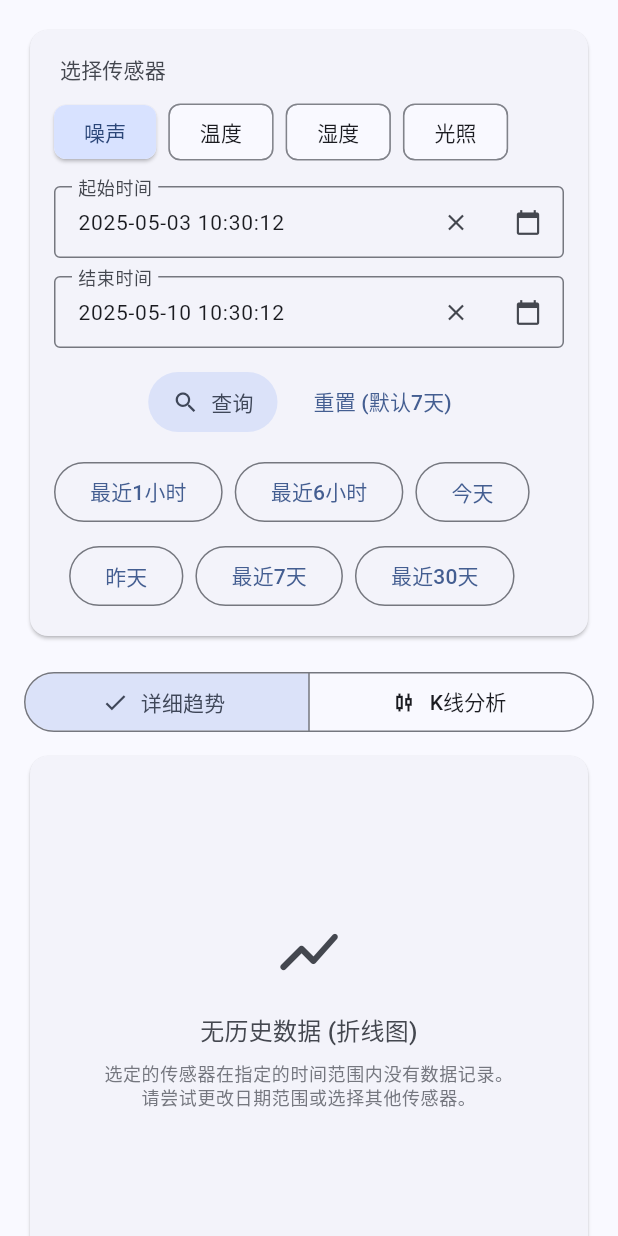
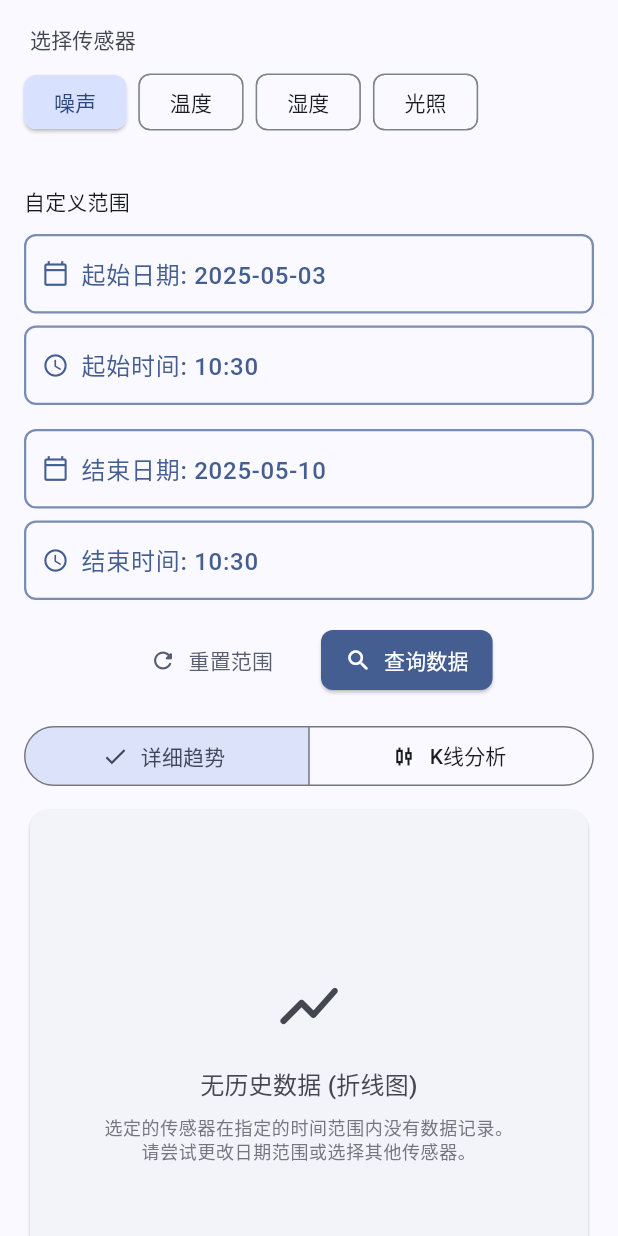
Before and after one commit to Tinnci/upper_flutter, a Flutter app: the HistoryVisualizationScreen widget shown alone on an empty page, opened directly, on a phone screen of 412 x 824 dp. Run offline on Flutter 3.47's test engine with Material 3 defaults, Android fonts, the phone set to English and light mode, and no system bars; drawn by our look-alikes of dynamic_color; our stand-ins replace fl_chart, permission_handler, shared_preferences, sqflite, sqflite_common_ffi; missing offline and left inert: network_info_plus, universal_ble; accounts and stored records are empty.

Commit message:
在历史数据可视化界面中重构日期和时间选择逻辑，新增独立的起始和结束日期/时间选择功能，提升用户体验和界面一致性。同时，优化了日期选择器的验证逻辑，确保选择的时间在合理范围内，增强了错误提示的友好性。移除冗余代码以简化结构，提升可维护性。

```diff
--- a/lib/screens/history_visualization/components/filter_section_widget.dart
+++ b/lib/screens/history_visualization/components/filter_section_widget.dart
@@ -8,14 +8,22 @@ class FilterSectionWidget extends StatelessWidget {
   final List<String> availableSensors;
   final bool isLoading;
   final Duration? activeQuickRangeDuration;
-  final DateFormat dateFormat; // 需要 dateFormat 来格式化
+  final DateFormat dateFormat; // Main format for parsing/storing full DateTime
 
   final void Function(String newSensor) onSensorSelected;
-  final Future<void> Function(BuildContext dialogContext, TextEditingController controller) onSelectDateTimeRequested;
+  // final VoidCallback onSelectDateRangeRequested; // Removed
+  // final void Function(TextEditingController controller) onEditTimeRequested; // Removed
+
+  // New specific callbacks
+  final VoidCallback onSelectStartDate;
+  final VoidCallback onSelectStartTime;
+  final VoidCallback onSelectEndDate;
+  final VoidCallback onSelectEndTime;
+
   final VoidCallback onClearStartDate;
   final VoidCallback onClearEndDate;
   final VoidCallback onLoadData;
-  final VoidCallback onResetDateRange; // 对应 setDefaultDateRange
+  final VoidCallback onResetDateRange;
   final void Function(Duration duration, {bool startOfDay}) onQuickRangeApplied;
 
   const FilterSectionWidget({
@@ -28,7 +36,11 @@ class FilterSectionWidget extends StatelessWidget {
     required this.activeQuickRangeDuration,
     required this.dateFormat,
     required this.onSensorSelected,
-    required this.onSelectDateTimeRequested,
+    // New callbacks
+    required this.onSelectStartDate,
+    required this.onSelectStartTime,
+    required this.onSelectEndDate,
+    required this.onSelectEndTime,
     required this.onClearStartDate,
     required this.onClearEndDate,
     required this.onLoadData,
@@ -36,21 +48,99 @@ class FilterSectionWidget extends StatelessWidget {
     required this.onQuickRangeApplied,
   });
 
+  Widget _buildPickerButton({
+    required BuildContext context,
+    required TextEditingController controller,
+    required String placeholderText,
+    required String valuePrefix,
+    required IconData icon,
+    required VoidCallback onPressed,
+    required String Function(DateTime dt) valueFormatter,
+    required DateFormat fullDateTimeFormat, // For parsing
+    bool isEnabled = true, // General enabled state
+  }) {
+    final theme = Theme.of(context);
+    final colorScheme = theme.colorScheme;
+    final textTheme = theme.textTheme;
+
+    return ValueListenableBuilder<TextEditingValue>(
+      valueListenable: controller,
+      builder: (context, value, child) {
+        final bool hasValue = value.text.isNotEmpty;
+        String buttonText;
+        DateTime? parsedDate;
+
+        if (hasValue) {
+          parsedDate = fullDateTimeFormat.tryParse(value.text);
+          if (parsedDate != null) {
+            buttonText = '$valuePrefix${valueFormatter(parsedDate)}';
+          } else {
+            buttonText = '$valuePrefix(错误)'; // Error in parsing
+          }
+        } else {
+          buttonText = placeholderText;
+        }
+
+        final bool effectivelyEnabled = isEnabled && !isLoading;
+
+        return Row(
+          children: <Widget>[
+            Expanded(
+              child: OutlinedButton.icon(
+                icon: Icon(
+                  icon,
+                  size: 18,
+                  color: effectivelyEnabled && hasValue
+                      ? colorScheme.primary
+                      : colorScheme.onSurfaceVariant.withOpacity(0.7),
+                ),
+                label: Text(
+                  buttonText,
+                  style: textTheme.bodyLarge?.copyWith(
+                    color: effectivelyEnabled && hasValue
+                        ? colorScheme.primary
+                        : colorScheme.onSurfaceVariant,
+                    fontWeight: hasValue ? FontWeight.w500 : FontWeight.normal,
+                  ),
+                  overflow: TextOverflow.ellipsis,
+                ),
+                onPressed: effectivelyEnabled ? onPressed : null,
+                style: OutlinedButton.styleFrom(
+                  padding:
+                      const EdgeInsets.symmetric(horizontal: 12, vertical: 14),
+                  alignment: Alignment.centerLeft,
+                  side: BorderSide(
+                    color: effectivelyEnabled && hasValue
+                        ? colorScheme.primary.withOpacity(0.7)
+                        : colorScheme.outline.withOpacity(0.7),
+                    width: hasValue ? 1.5 : 1.0,
+                  ),
+                  shape: RoundedRectangleBorder(
+                    borderRadius: BorderRadius.circular(8.0),
+                  ),
+                ),
+              ),
+            ),
+          ],
+        );
+      },
+    );
+  }
+
   @override
   Widget build(BuildContext context) {
-    final bool isSmallScreen = MediaQuery.of(context).size.width < 600;
-    final colorScheme = Theme.of(context).colorScheme;
-    final textTheme = Theme.of(context).textTheme;
+    final theme = Theme.of(context);
+    final textTheme = theme.textTheme;
+    final colorScheme = theme.colorScheme;
+    final mediaQuery = MediaQuery.of(context);
+    final isSmallScreen = mediaQuery.size.width < 600;
+    const double pickerButtonMaxWidth = 280; // Max width for each picker button row
 
-    return Card(
-      elevation: 1,
-      shape: RoundedRectangleBorder(borderRadius: BorderRadius.circular(12.0)),
-      child: Padding(
-        padding: const EdgeInsets.all(16.0),
-        child: Column(
-          crossAxisAlignment: CrossAxisAlignment.start,
-          children: [
-            Padding(
+    // Formatters for date and time parts
+    final DateFormat displayDateFormat = DateFormat('yyyy-MM-dd');
+    final DateFormat displayTimeFormat = DateFormat('HH:mm');
+
+    Widget sensorSelectionSection = Padding(
       padding: const EdgeInsets.only(bottom: 12.0),
       child: Column(
         crossAxisAlignment: CrossAxisAlignment.start,
@@ -84,7 +174,7 @@ class FilterSectionWidget extends StatelessWidget {
                     : textTheme.labelLarge,
                 side: isSelected
                     ? BorderSide.none
-                            : BorderSide(color: colorScheme.outline.withValues(alpha: 0.7)),
+                    : BorderSide(color: colorScheme.outline.withOpacity(0.7)), // Updated withOpacity
                 shape: RoundedRectangleBorder(
                   borderRadius: BorderRadius.circular(8.0),
                 ),
@@ -97,156 +187,181 @@ class FilterSectionWidget extends StatelessWidget {
           ),
         ],
       ),
+    );
+
+    // Helper to build a date/time entry (Date + Time buttons)
+    Widget buildDateTimeEntry({
+      required TextEditingController controller,
+      required String datePlaceholder,
+      required String datePrefix,
+      required VoidCallback onPickDate,
+      required String timePlaceholder,
+      required String timePrefix,
+      required VoidCallback onPickTime,
+    }) {
+      // Time button is enabled only if the corresponding date controller has text
+      bool isTimeEnabled = controller.text.isNotEmpty;
+
+      return Column(
+        mainAxisSize: MainAxisSize.min,
+        children: [
+          _buildPickerButton(
+            context: context,
+            controller: controller,
+            placeholderText: datePlaceholder,
+            valuePrefix: datePrefix,
+            icon: Icons.calendar_today_outlined,
+            onPressed: onPickDate,
+            valueFormatter: (dt) => displayDateFormat.format(dt),
+            fullDateTimeFormat: dateFormat,
+            isEnabled: true, // Date picking is always enabled (respects global isLoading)
           ),
-            Wrap(
-              spacing: 12.0,
-              runSpacing: 12.0,
-              crossAxisAlignment: WrapCrossAlignment.center,
-              alignment: isSmallScreen ? WrapAlignment.center : WrapAlignment.start,
+          const SizedBox(height: 8),
+          _buildPickerButton(
+            context: context,
+            controller: controller,
+            placeholderText: timePlaceholder,
+            valuePrefix: timePrefix,
+            icon: Icons.access_time_outlined,
+            onPressed: onPickTime,
+            valueFormatter: (dt) => displayTimeFormat.format(dt),
+            fullDateTimeFormat: dateFormat,
+            isEnabled: isTimeEnabled, // Enable time picker only if date is set
+          ),
+        ],
+      );
+    }
+
+    Widget dateRangePickersSection = Column(
+      crossAxisAlignment: CrossAxisAlignment.start,
       children: [
+        Padding(
+          padding: const EdgeInsets.only(top: 8.0, bottom: 12.0), // Increased bottom padding
+          child: Text('自定义范围', style: textTheme.titleSmall),
+        ),
+        if (isSmallScreen) ...[
           ConstrainedBox(
-                  constraints: BoxConstraints(maxWidth: isSmallScreen ? double.infinity : 230),
-                  child: TextField(
+            constraints: const BoxConstraints(maxWidth: pickerButtonMaxWidth * 1.5), // Allow wider on small screen
+            child: buildDateTimeEntry(
               controller: startDateController,
-                    decoration: InputDecoration(
-                      labelText: '起始时间',
-                      hintText: '选择日期时间',
-                      isDense: true,
-                      border: const OutlineInputBorder(),
-                      suffixIcon: Row(
-                        mainAxisSize: MainAxisSize.min,
-                        mainAxisAlignment: MainAxisAlignment.end,
+              datePlaceholder: '选择起始日期',
+              datePrefix: '起始日期: ',
+              onPickDate: onSelectStartDate,
+              timePlaceholder: '选择起始时间',
+              timePrefix: '起始时间: ',
+              onPickTime: onSelectStartTime,
+            ),
+          ),
+          const SizedBox(height: 16),
+          ConstrainedBox(
+            constraints: const BoxConstraints(maxWidth: pickerButtonMaxWidth * 1.5),
+            child: buildDateTimeEntry(
+              controller: endDateController,
+              datePlaceholder: '选择结束日期',
+              datePrefix: '结束日期: ',
+              onPickDate: onSelectEndDate,
+              timePlaceholder: '选择结束时间',
+              timePrefix: '结束时间: ',
+              onPickTime: onSelectEndTime,
+            ),
+          ),
+        ] else ...[
+          Row(
+            crossAxisAlignment: CrossAxisAlignment.start,
             children: [
-                          if (startDateController.text.isNotEmpty)
-                            IconButton(
-                              icon: const Icon(Icons.clear, size: 18),
-                              onPressed: onClearStartDate,
-                              tooltip: '清除起始日期',
-                              padding: EdgeInsets.zero, constraints: const BoxConstraints(),
+              Expanded(
+                child: Center(
+                  child: ConstrainedBox(
+                    constraints: const BoxConstraints(maxWidth: pickerButtonMaxWidth),
+                    child: buildDateTimeEntry(
+                      controller: startDateController,
+                      datePlaceholder: '选择起始日期',
+                      datePrefix: '起始日期: ',
+                      onPickDate: onSelectStartDate,
+                      timePlaceholder: '选择起始时间',
+                      timePrefix: '起始时间: ',
+                      onPickTime: onSelectStartTime,
                     ),
-                          IconButton(
-                            icon: const Icon(Icons.calendar_today, size: 18),
-                            onPressed: () => onSelectDateTimeRequested(context, startDateController),
-                            tooltip: '选择起始日期',
-                            padding: EdgeInsets.zero, constraints: const BoxConstraints(),
+                  ),
+                ),
+              ),
+              const SizedBox(width: 16), // Increased spacing
+              Expanded(
+                child: Center(
+                  child: ConstrainedBox(
+                    constraints: const BoxConstraints(maxWidth: pickerButtonMaxWidth),
+                    child: buildDateTimeEntry(
+                      controller: endDateController,
+                      datePlaceholder: '选择结束日期',
+                      datePrefix: '结束日期: ',
+                      onPickDate: onSelectEndDate,
+                      timePlaceholder: '选择结束时间',
+                      timePrefix: '结束时间: ',
+                      onPickTime: onSelectEndTime,
+                    ),
+                  ),
+                ),
               ),
             ],
           ),
-                    ),
-                    readOnly: true,
-                    style: const TextStyle(fontSize: 14),
+        ],
+        const SizedBox(height: 16), // Increased spacing
+        Row(
+          mainAxisAlignment: isSmallScreen ? MainAxisAlignment.center : MainAxisAlignment.start,
+          children: [
+            TextButton.icon(
+              icon: const Icon(Icons.refresh_rounded, size: 18),
+              label: const Text('重置范围'),
+              onPressed: isLoading ? null : onResetDateRange,
+              style: TextButton.styleFrom(
+                foregroundColor: colorScheme.secondary,
+                padding: isSmallScreen ? const EdgeInsets.symmetric(horizontal: 16, vertical: 10) : null,
               ),
             ),
-                ConstrainedBox(
-                  constraints: BoxConstraints(maxWidth: isSmallScreen ? double.infinity : 230),
-                  child: TextField(
-                    controller: endDateController,
-                    decoration: InputDecoration(
-                      labelText: '结束时间',
-                      hintText: '选择日期时间',
-                      isDense: true,
-                      border: const OutlineInputBorder(),
-                      suffixIcon: Row(
-                        mainAxisSize: MainAxisSize.min,
-                        mainAxisAlignment: MainAxisAlignment.end,
-                        children: [
-                          if (endDateController.text.isNotEmpty)
-                            IconButton(
-                              icon: const Icon(Icons.clear, size: 18),
-                              onPressed: onClearEndDate,
-                              tooltip: '清除结束日期',
-                              padding: EdgeInsets.zero, constraints: const BoxConstraints(),
+            if (!isSmallScreen) const Spacer(),
+            if (isSmallScreen) const SizedBox(width: 16),
+            ElevatedButton.icon(
+              icon: isLoading
+                  ? SizedBox(width: 18, height: 18, child: CircularProgressIndicator(strokeWidth: 2, color: colorScheme.onPrimary))
+                  : const Icon(Icons.search_rounded, size: 18),
+              label: const Text('查询数据'),
+              onPressed: isLoading ? null : onLoadData,
+              style: ElevatedButton.styleFrom(
+                backgroundColor: colorScheme.primary,
+                foregroundColor: colorScheme.onPrimary,
+                padding: isSmallScreen ? const EdgeInsets.symmetric(horizontal: 16, vertical: 10) : null,
               ),
-                          IconButton(
-                            icon: const Icon(Icons.calendar_today, size: 18),
-                            onPressed: () => onSelectDateTimeRequested(context, endDateController),
-                            tooltip: '选择结束日期',
-                            padding: EdgeInsets.zero, constraints: const BoxConstraints(),
             ),
           ],
         ),
+      ],
+    );
+
+    // Main layout structure
+    if (isSmallScreen) {
+      return Column(
+        crossAxisAlignment: CrossAxisAlignment.stretch, // Ensures children can fill width if needed
+        children: [
+          sensorSelectionSection,
+          const SizedBox(height: 12),
+          dateRangePickersSection,
+        ],
+      );
+    } else {
+      return Row(
+        crossAxisAlignment: CrossAxisAlignment.start,
+        children: [
+          Expanded(
+            flex: 2,
+            child: sensorSelectionSection,
           ),
-                    readOnly: true,
-                    style: const TextStyle(fontSize: 14),
-                  ),
-                ),
-                FilledButton.tonalIcon(
-                  onPressed: isLoading ? null : onLoadData,
-                  icon: isLoading ? const SizedBox(width:18, height:18, child: CircularProgressIndicator(strokeWidth: 2)) : const Icon(Icons.search, size: 18),
-                  label: const Text('查询'),
-                  style: FilledButton.styleFrom(padding: const EdgeInsets.symmetric(horizontal: 16, vertical: 10)),
-                ),
-                TextButton(
-                  onPressed: isLoading ? null : onResetDateRange,
-                  child: const Text('重置 (默认7天)'),
+          const SizedBox(width: 24), // Increased spacing
+          Expanded(
+            flex: 3,
+            child: dateRangePickersSection,
           ),
         ],
-            ),
-            const SizedBox(height: 12),
-            Wrap(
-              spacing: 8.0,
-              runSpacing: 8.0,
-              alignment: WrapAlignment.center,
-              children: [
-                OutlinedButton(
-                  onPressed: isLoading ? null : () => onQuickRangeApplied(const Duration(hours: 1)),
-                  style: OutlinedButton.styleFrom(
-                    backgroundColor: activeQuickRangeDuration == const Duration(hours: 1)
-                        ? colorScheme.primaryContainer.withValues(alpha: 0.5)
-                        : null,
-                  ),
-                  child: const Text('最近1小时')
-                ),
-                OutlinedButton(
-                  onPressed: isLoading ? null : () => onQuickRangeApplied(const Duration(hours: 6)),
-                  style: OutlinedButton.styleFrom(
-                    backgroundColor: activeQuickRangeDuration == const Duration(hours: 6)
-                        ? colorScheme.primaryContainer.withValues(alpha: 0.5)
-                        : null,
-                  ),
-                  child: const Text('最近6小时')
-                ),
-                OutlinedButton(
-                  onPressed: isLoading ? null : () => onQuickRangeApplied(const Duration(days: 1), startOfDay: true),
-                  style: OutlinedButton.styleFrom(
-                    backgroundColor: activeQuickRangeDuration == const Duration(days: 1) && activeQuickRangeDuration != const Duration(days: 0)
-                        ? colorScheme.primaryContainer.withValues(alpha: 0.5)
-                        : null,
-                  ),
-                  child: const Text('今天')
-                ),
-                OutlinedButton(
-                  onPressed: isLoading ? null : () => onQuickRangeApplied(const Duration(days: 0)), // days: 0 is "Yesterday"
-                  style: OutlinedButton.styleFrom(
-                    backgroundColor: activeQuickRangeDuration == const Duration(days: 0)
-                        ? colorScheme.primaryContainer.withValues(alpha: 0.5)
-                        : null,
-                  ),
-                  child: const Text('昨天')
-                ),
-                OutlinedButton(
-                  onPressed: isLoading ? null : () => onQuickRangeApplied(const Duration(days: 7)),
-                  style: OutlinedButton.styleFrom(
-                    backgroundColor: activeQuickRangeDuration == const Duration(days: 7)
-                        ? colorScheme.primaryContainer.withValues(alpha: 0.5)
-                        : null,
-                  ),
-                  child: const Text('最近7天')
-                ),
-                OutlinedButton(
-                  onPressed: isLoading ? null : () => onQuickRangeApplied(const Duration(days: 30)),
-                  style: OutlinedButton.styleFrom(
-                    backgroundColor: activeQuickRangeDuration == const Duration(days: 30)
-                        ? colorScheme.primaryContainer.withValues(alpha: 0.5)
-                        : null,
-                  ),
-                  child: const Text('最近30天')
-                ),
-              ],
-            )
-          ],
-        ),
-      ),
       );
     }
   }
+}
```
Also changed, not shown: lib/screens/history_visualization_screen.dart (+127 -95 lines). Lines whose indentation alone changed are shown as unchanged.
